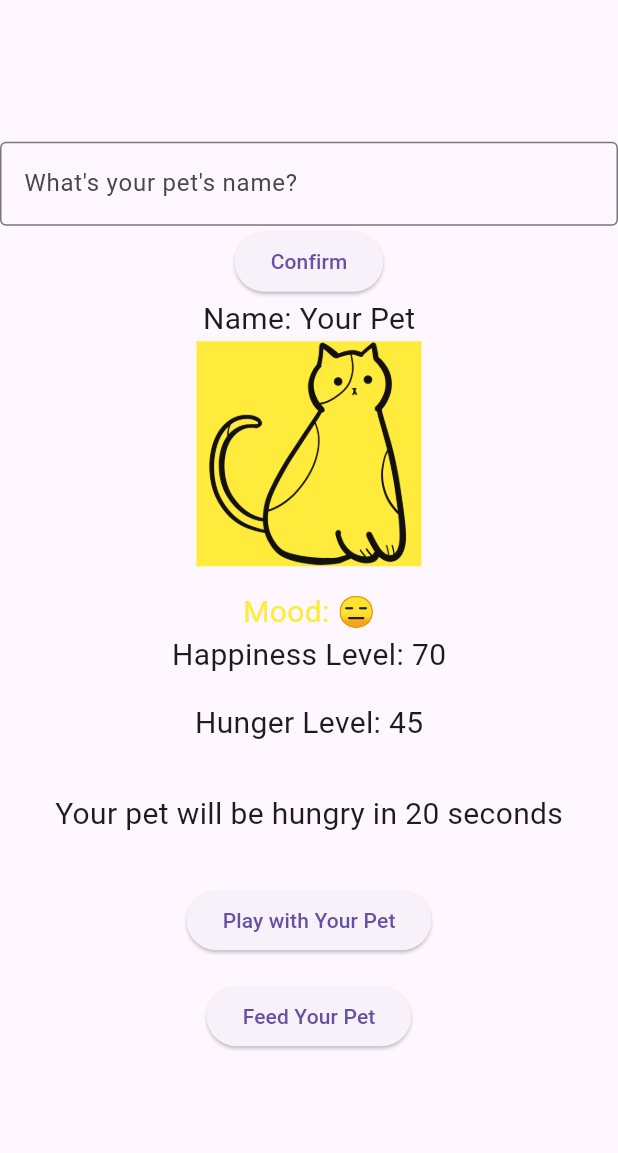
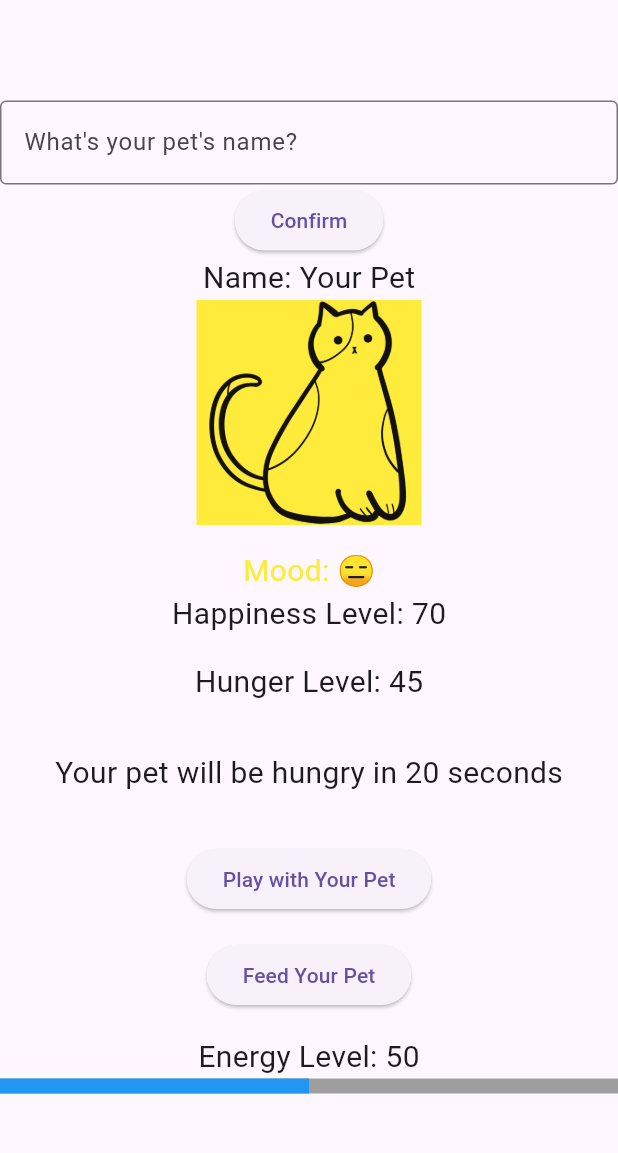
Before and after one commit to Ruhisawant/Digital_Pet_App, a Flutter app: the screen it shows after launch, after a tap on "Play with Your Pet", after a tap on "Feed Your Pet", on a phone screen of 412 x 824 dp, the part 63-1216 px from its top. Run offline on Flutter 3.47's test engine with Material 3 defaults, Android fonts, the phone set to English and light mode, and no system bars.

Commit message:
Added energy bar

```diff
--- a/lib/main.dart
+++ b/lib/main.dart
@@ -17,14 +17,38 @@
   String petName = "Your Pet";
   int happinessLevel = 50;
   int hungerLevel = 50;
+  int energyLevel = 50;
   int _seconds = 30;
   Timer? _timer;
+
+  // Change pet color based on happiness level
+  Color petColor() {
+    if (happinessLevel > 70) {
+      return Colors.green;
+    } else if (happinessLevel >= 30) {
+      return Colors.yellow;
+    } else {
+      return Colors.red;
+    }
+  }
+
+  // Change pet mood based on happiness level
+  String petMood() {
+    if (happinessLevel > 70) {
+      return '😁';
+    } else if (happinessLevel >= 30) {
+      return '😑';
+    } else {
+      return '😭';
+    }
+  }
 
   // Function to increase happiness and update hunger when playing with the pet
   void _playWithPet() {
     setState(() {
       happinessLevel = (happinessLevel + 10).clamp(0, 100);
       _updateHunger();
+      energyLevel = (energyLevel - 10).clamp(0, 100);
     });
   }
 
@@ -33,6 +57,7 @@
     setState(() {
       hungerLevel = (hungerLevel - 10).clamp(0, 100);
       _updateHappiness();
+      energyLevel = (energyLevel + 10).clamp(0, 100);
     });
   }
 
@@ -71,28 +96,6 @@
         });
       }
     });
-  }
-
-
-  // Change pet color based on happiness level
-  Color petColor() {
-    if (happinessLevel > 70) {
-      return Colors.green;
-    } else if (happinessLevel >= 30) {
-      return Colors.yellow;
-    } else {
-      return Colors.red;
-    }
-  }
-
-  String petMood() {
-    if (happinessLevel > 70) {
-      return '😁';
-    } else if (happinessLevel >= 30) {
-      return '😑';
-    } else {
-      return '😭';
-    }
   }
 
   @override
@@ -157,31 +160,39 @@
             ),
 
             const SizedBox(height: 16.0),
-
             Text(
               'Hunger Level: $hungerLevel',
               style: const TextStyle(fontSize: 20.0),
             ),
 
             const SizedBox(height: 32.0),
-
             Text(
               'Your pet will be hungry in $_seconds seconds',
               style: const TextStyle(fontSize: 20.0),
             ),
 
             const SizedBox(height: 32.0),
-
             ElevatedButton(
               onPressed: _playWithPet,
               child: const Text('Play with Your Pet'),
             ),
 
             const SizedBox(height: 16.0),
-
             ElevatedButton(
               onPressed: _feedPet,
               child: const Text('Feed Your Pet'),
+            ),
+
+            const SizedBox(height: 16.0),
+            Text(
+              'Energy Level: $energyLevel',
+              style: const TextStyle(fontSize: 20.0),
+            ),
+            LinearProgressIndicator(
+              value: energyLevel / 100.0,
+              minHeight: 10.0,
+              backgroundColor: Colors.grey,
+              valueColor: const AlwaysStoppedAnimation<Color>(Colors.blue),
             ),
           ],
         ),
```
